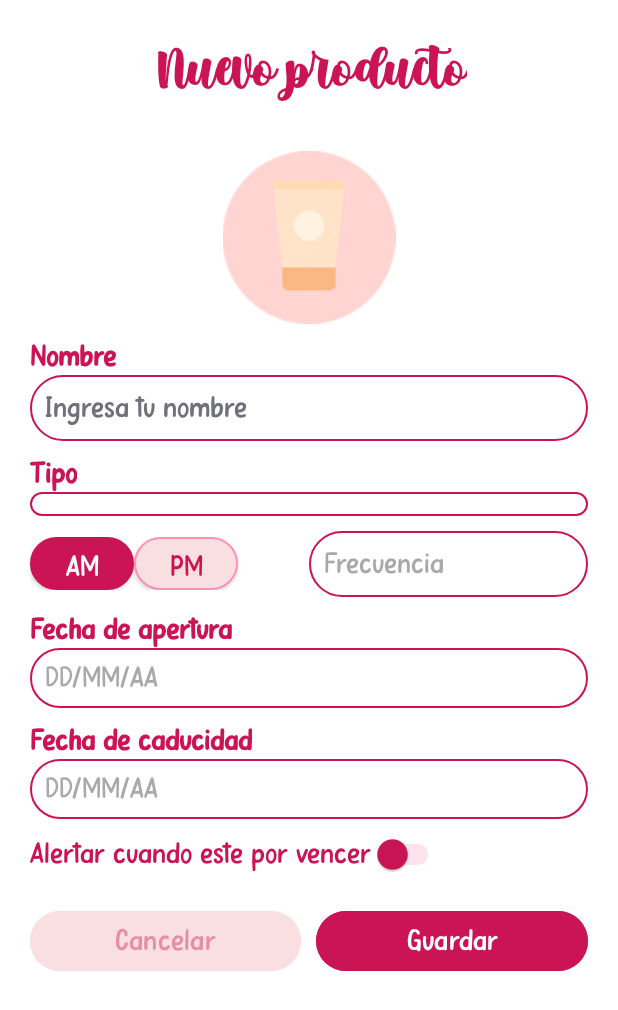
After one commit to clauOrellanaA/wamans20251, an Android app: the layout activity_nuevoproducto.xml on its own in the app's theme, with its tools: preview values and no code run, on a phone screen of 412 x 824 dp. The commit adds this screen. Shown: the top 1010 px of the screen. Run offline under Robolectric (Android 15) with nearby library versions, the phone set to English and light mode, and no system bars.

Commit message:
Commit Nuevo prod

```diff
--- /dev/null
+++ b/app/src/main/java/com/prograiii/wamans/NuevoProducto.kt
@@ -0,0 +1,20 @@
+package com.prograiii.wamans
+
+import android.os.Bundle
+import androidx.activity.enableEdgeToEdge
+import androidx.appcompat.app.AppCompatActivity
+import androidx.core.view.ViewCompat
+import androidx.core.view.WindowInsetsCompat
+
+class NuevoProducto : AppCompatActivity() {
+    override fun onCreate(savedInstanceState: Bundle?) {
+        super.onCreate(savedInstanceState)
+        enableEdgeToEdge()
+        setContentView(R.layout.activity_nuevoproducto)
+        ViewCompat.setOnApplyWindowInsetsListener(findViewById(R.id.main)) { v, insets ->
+            val systemBars = insets.getInsets(WindowInsetsCompat.Type.systemBars())
+            v.setPadding(systemBars.left, systemBars.top, systemBars.right, systemBars.bottom)
+            insets
+        }
+    }
+}
--- /dev/null
+++ b/app/src/main/res/drawable/edit_text_rounded.xml
@@ -0,0 +1,22 @@
+<?xml version="1.0" encoding="utf-8"?>
+<shape xmlns:android="http://schemas.android.com/apk/res/android"
+    android:shape="rectangle">
+
+    <!-- Fondo blanco -->
+    <solid android:color="@android:color/white" />
+
+    <!-- Bordes -->
+    <stroke
+        android:width="1.5dp"
+        android:color="@color/casiguindo" />
+
+    <!-- Bordes redondeados -->
+    <corners android:radius="25dp" />
+
+    <!-- Espaciado interno -->
+    <padding
+        android:left="10dp"
+        android:top="8dp"
+        android:right="10dp"
+        android:bottom="8dp" />
+</shape>
--- /dev/null
+++ b/app/src/main/res/drawable/toggle_selector.xml
@@ -0,0 +1,36 @@
+<?xml version="1.0" encoding="utf-8"?>
+<selector xmlns:android="http://schemas.android.com/apk/res/android">
+
+    <!-- Estado activado -->
+    <item android:state_checked="true">
+        <shape android:shape="rectangle">
+            <solid android:color="@color/casiguindo" />
+            <corners android:radius="25dp" />
+            <stroke
+                android:width="1.5dp"
+                android:color="@color/casiguindo" />
+            <padding
+                android:left="16dp"
+                android:right="16dp"
+                android:top="8dp"
+                android:bottom="8dp" />
+        </shape>
+    </item>
+
+    <!-- Estado normal (no seleccionado) -->
+    <item>
+        <shape android:shape="rectangle">
+            <solid android:color="@color/rosaLeve" />
+            <corners android:radius="25dp" />
+            <stroke
+                android:width="1.5dp"
+                android:color="@color/rosaFuerte" />
+            <padding
+                android:left="16dp"
+                android:right="16dp"
+                android:top="8dp"
+                android:bottom="8dp" />
+        </shape>
+    </item>
+
+</selector>
--- /dev/null
+++ b/app/src/main/res/layout/activity_nuevoproducto.xml
@@ -0,0 +1,224 @@
+<?xml version="1.0" encoding="utf-8"?>
+<ScrollView xmlns:android="http://schemas.android.com/apk/res/android"
+    xmlns:app="http://schemas.android.com/apk/res-auto"
+    xmlns:tools="http://schemas.android.com/tools"
+    android:layout_width="match_parent"
+    android:layout_height="match_parent"
+    android:background="@color/white"
+    tools:context=".NuevoProducto">
+
+    <LinearLayout
+        android:orientation="vertical"
+        android:padding="20dp"
+        android:layout_width="match_parent"
+        android:layout_height="wrap_content">
+
+
+        <TextView
+            android:id="@+id/tv_titulo"
+            android:layout_width="wrap_content"
+            android:layout_height="wrap_content"
+            android:text="@string/nuevo_producto"
+            android:textSize="32sp"
+            android:textStyle="bold"
+            android:fontFamily="@font/childa"
+            android:textColor="@color/casiguindo"
+            android:layout_gravity="center_horizontal"
+            android:paddingBottom="16dp"/>
+
+
+        <ImageView
+            android:id="@+id/img_producto"
+            android:layout_width="221dp"
+            android:layout_height="135dp"
+            android:layout_gravity="center"
+            android:contentDescription="@string/productos"
+            android:padding="10dp"
+            android:src="@mipmap/producto" />
+
+
+        <TextView
+            android:text="@string/nombre"
+            android:layout_width="wrap_content"
+            android:layout_height="wrap_content"
+            android:textSize="20sp"
+            android:textStyle="bold"
+            android:textColor="@color/casiguindo"
+            android:fontFamily="@font/papernotes"/>
+
+        <EditText
+            android:id="@+id/et_nombre"
+            android:hint="@string/ingresa_nombre"
+            android:fontFamily="@font/papernotes"
+            android:textSize="20sp"
+            android:layout_width="match_parent"
+            android:layout_height="wrap_content"
+            android:background="@drawable/edit_text_rounded"
+            android:padding="10dp"
+            android:textColor="@color/black"
+            android:textColorHint="@color/gris"/>
+
+
+        <TextView
+            android:text="@string/tipo"
+            android:layout_width="wrap_content"
+            android:layout_height="wrap_content"
+            android:textStyle="bold"
+            android:textSize="20sp"
+            android:textColor="@color/casiguindo"
+            android:fontFamily="@font/papernotes"
+            android:layout_marginTop="10dp"/>
+
+        <Spinner
+            android:id="@+id/sp_tipo"
+            android:layout_width="match_parent"
+            android:layout_height="wrap_content"
+            android:background="@drawable/edit_text_rounded"/>
+
+
+        <LinearLayout
+            android:orientation="horizontal"
+            android:layout_width="match_parent"
+            android:layout_height="wrap_content"
+            android:gravity="center_vertical"
+            android:layout_marginTop="10dp">
+
+            <LinearLayout
+                android:orientation="horizontal"
+                android:layout_weight="1"
+                android:layout_width="0dp"
+                android:layout_height="wrap_content">
+
+                <ToggleButton
+                    android:id="@+id/tb_am"
+                    android:textOn="@string/am"
+                    android:textOff="@string/am"
+                    android:checked="true"
+                    android:fontFamily="@font/papernotes"
+                    android:textSize="20sp"
+                    android:textColor="@color/white"
+                    android:background="@drawable/toggle_selector"
+                    android:layout_height="35dp"
+                    android:layout_width="69dp"/>
+                <ToggleButton
+                    android:id="@+id/tb_pm"
+                    android:textOn="@string/pm"
+                    android:textOff="@string/pm"
+                    android:fontFamily="@font/papernotes"
+                    android:textColor="@color/casiguindo"
+                    android:textSize="20sp"
+                    android:background="@drawable/toggle_selector"
+                    android:layout_height="35dp"
+                    android:layout_width="69dp"/>
+            </LinearLayout>
+
+            <EditText
+                android:id="@+id/et_frecuencia"
+                android:layout_weight="1"
+                android:layout_width="0dp"
+                android:layout_height="wrap_content"
+                android:hint="@string/frecuencia"
+                android:fontFamily="@font/papernotes"
+                android:textSize="20sp"
+                android:background="@drawable/edit_text_rounded"
+                android:padding="10dp"/>
+        </LinearLayout>
+
+
+        <TextView
+            android:text="@string/fecha_apertura"
+            android:layout_width="wrap_content"
+            android:layout_height="wrap_content"
+            android:textStyle="bold"
+            android:textColor="@color/casiguindo"
+            android:textSize="20sp"
+            android:fontFamily="@font/papernotes"
+            android:layout_marginTop="10dp"/>
+
+        <EditText
+            android:id="@+id/et_apertura"
+            android:hint="@string/dd_mm_aa"
+            android:inputType="date"
+            android:fontFamily="@font/papernotes"
+            android:textSize="20sp"
+            android:background="@drawable/edit_text_rounded"
+            android:layout_width="match_parent"
+            android:layout_height="wrap_content"/>
+
+
+        <TextView
+            android:text="@string/fecha_caducidad"
+            android:layout_width="wrap_content"
+            android:layout_height="wrap_content"
+            android:textStyle="bold"
+            android:textSize="20sp"
+            android:textColor="@color/casiguindo"
+            android:fontFamily="@font/papernotes"
+            android:layout_marginTop="10dp"/>
+
+        <EditText
+            android:id="@+id/et_caducidad"
+            android:hint="@string/dd_mm_aa"
+            android:inputType="date"
+            android:fontFamily="@font/papernotes"
+            android:textSize="20sp"
+            android:background="@drawable/edit_text_rounded"
+            android:layout_width="match_parent"
+            android:layout_height="wrap_content"/>
+
+
+        <LinearLayout
+            android:orientation="horizontal"
+            android:layout_width="match_parent"
+            android:layout_height="wrap_content"
+            android:layout_marginTop="10dp">
+
+            <TextView
+                android:text="@string/alertar_cuando_est_por_vencer"
+                android:textColor="@color/casiguindo"
+                android:fontFamily="@font/papernotes"
+                android:textSize="20sp"
+                android:layout_width="wrap_content"
+                android:layout_height="wrap_content"/>
+
+            <Switch
+                android:id="@+id/sw_alerta"
+                android:layout_width="wrap_content"
+                android:layout_height="wrap_content"
+                android:thumbTint="@color/casiguindo"
+                android:trackTint="@color/rosaFuerte"/>
+        </LinearLayout>
+
+
+        <LinearLayout
+            android:orientation="horizontal"
+            android:gravity="center"
+            android:layout_width="match_parent"
+            android:layout_height="wrap_content"
+            android:layout_marginTop="20dp">
+
+            <Button
+                android:id="@+id/btn_cancelar"
+                android:text="@string/cancelar"
+                android:layout_weight="1"
+                android:layout_width="0dp"
+                android:textSize="20sp"
+                android:fontFamily="@font/papernotes"
+                android:layout_height="wrap_content"
+                android:textColor="@color/casiguindotrans"
+                android:backgroundTint="@color/rosaLeve" />
+
+            <Button
+                android:id="@+id/btn_guardar"
+                android:text="@string/guardar"
+                android:layout_weight="1"
+                android:layout_width="0dp"
+                android:textSize="20sp"
+                android:fontFamily="@font/papernotes"
+                android:layout_height="wrap_content"
+                android:textColor="@color/white"
+                android:backgroundTint="@color/casiguindo"
+                android:layout_marginStart="10dp"/>
+        </LinearLayout>
+    </LinearLayout>
+</ScrollView>
--- a/app/src/main/res/values/colors.xml
+++ b/app/src/main/res/values/colors.xml
@@ -2,6 +2,7 @@
 <resources>
     <color name="black">#FF000000</color>
     <color name="white">#FFFFFFFF</color>
+    <color name="gris">#71717B</color>
     <color name="casiguindo">#CB1454</color>
     <color name="rosaLeve">#F9DFE1</color>
     <color name="rosaFuerte">#FF92B4</color>
--- a/app/src/main/res/values/strings.xml
+++ b/app/src/main/res/values/strings.xml
@@ -36,4 +36,9 @@
     <string name="tipo_mixta">Mixta: Combina zonas secas y zonas grasas</string>
     <string name="tipo_seca">Seca: tiende a sentirse tirante, áspera o escamosa. Tiene menor producción de aceite,
         lo que puede provocar falta de elasticidad y una apariencia apagada.</string>
+    <string name="am">AM</string>
+    <string name="pm">PM</string>
+    <string name="dd_mm_aa">DD/MM/AA</string>
+    <string name="alertar_cuando_est_por_vencer">Alertar cuando esté por vencer</string>
+    <string name="atras">Atrás</string>
 </resources>
```
Also changed, not shown: app/src/main/res/mipmap-hdpi/producto.png (added).
